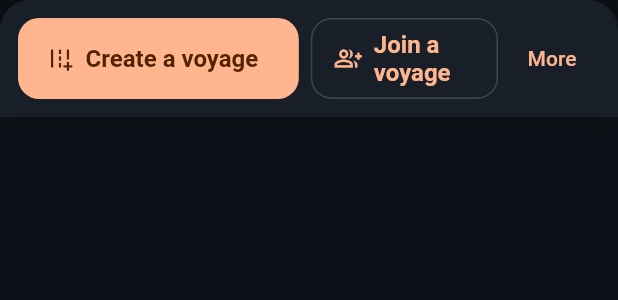
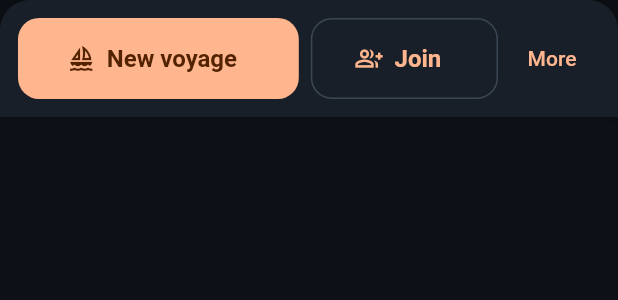
Before and after one commit to osholt/knot-alone, a Flutter app: the HomeVoyageActions widget shown alone on an empty page, opened directly with empty values, on a phone screen of 412 x 824 dp. Shown: the top 300 px of the screen. Run offline on Flutter 3.47's test engine with Material 3 defaults, Android fonts, the phone set to English and light mode, and no system bars; our stand-ins replace audioplayers, flutter_map, flutter_secure_storage, flutter_tts, geolocator, latlong2 and 5 more; missing offline and left inert: file_selector, maplibre_gl, mobile_scanner, sherpa_onnx, vector_map_tiles; accounts and stored records are empty.

Commit message:
fix: home action bar labels no longer wrap mid-word
"voyage" is longer than the word the bar was laid out for, so on a 393pt
screen the join button rendered as "Join a voyag / e". Caught by running the
build rather than by any test - the layout still passed, it was just
unreadable.

"Create a voyage" and "Join a voyage" become "New voyage" and "Join" in the
bar; onboarding keeps the long form, where the buttons are full width. The
create icon was Icons.add_road.

The #306 contract that these actions appear as words rather than bare icons
is unchanged, and its test still asserts it.

Co-Authored-By: Claude Opus 5 <noreply@anthropic.com>

```diff
--- a/apps/mobile/lib/features/home/home_voyage_actions.dart
+++ b/apps/mobile/lib/features/home/home_voyage_actions.dart
@@ -81,8 +81,8 @@ class HomeVoyageActions extends StatelessWidget {
             child: FilledButton.icon(
               key: const Key('home-create-voyage'),
               onPressed: enabled ? onCreate : null,
-              icon: const Icon(Icons.add_road),
-              label: const Text('Create a voyage'),
+              icon: const Icon(Icons.sailing_outlined),
+              label: const Text('New voyage'),
             ),
           ),
           const SizedBox(width: 8),
@@ -92,7 +92,7 @@ class HomeVoyageActions extends StatelessWidget {
               key: const Key('home-join-voyage'),
               onPressed: enabled ? onJoin : null,
               icon: const Icon(Icons.group_add_outlined),
-              label: const Text('Join a voyage'),
+              label: const Text('Join'),
             ),
           ),
           const SizedBox(width: 4),
```
Also changed, not shown: 2 other files.
